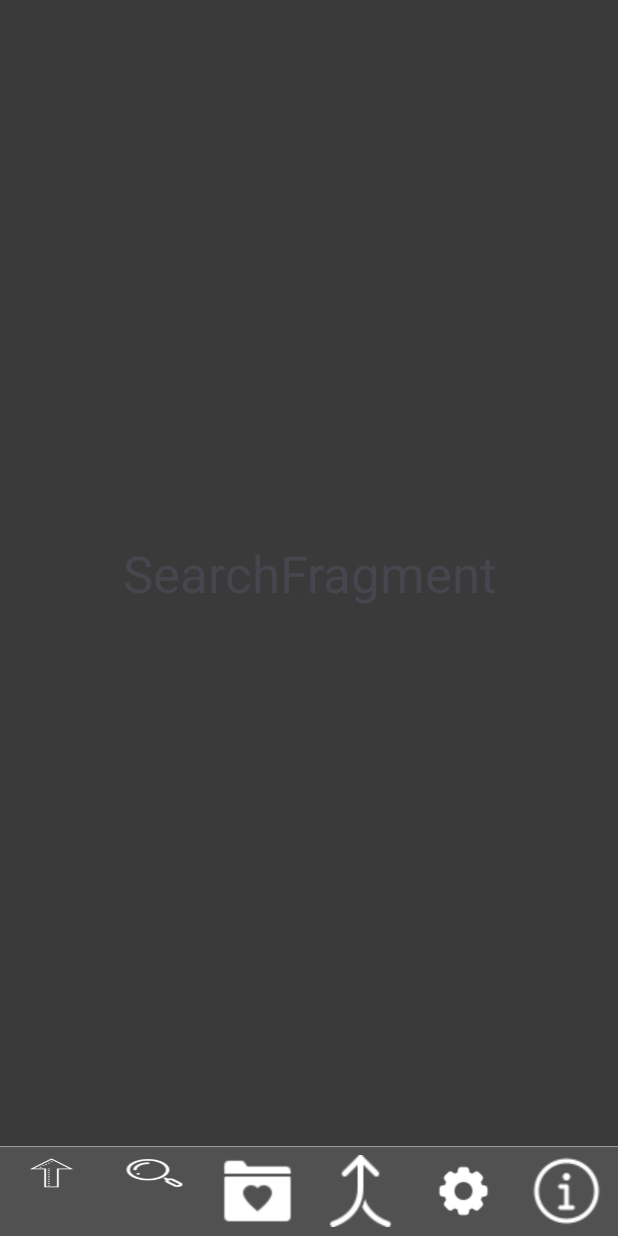
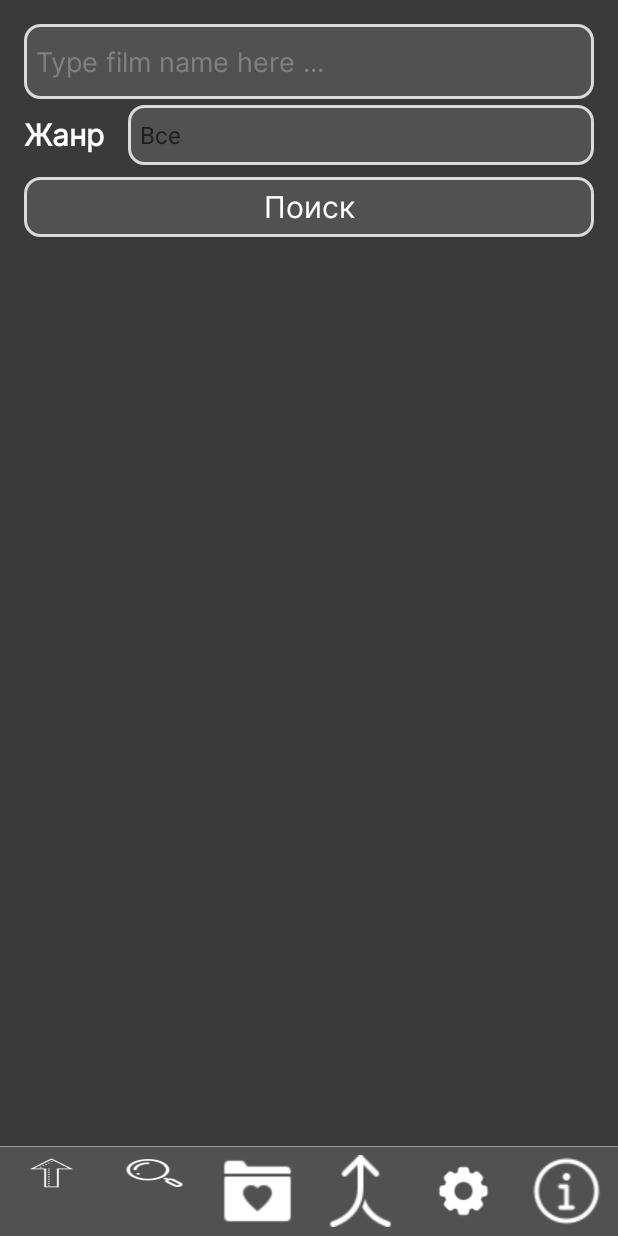
Before and after one commit to RecoNike/FilMaster, an Android app: the screen it shows after launch (MainActivity), after a tap on an icon or button, on a phone screen of 412 x 824 dp. Run offline under Robolectric (Android 15) with nearby library versions, the phone set to English and light mode, and no system bars; our stand-ins replace Volley; network calls fail; pictures from the network do not load; 1 other tap on this screen came first.

```diff
--- a/app/src/main/res/layout/fragment_search.xml
+++ b/app/src/main/res/layout/fragment_search.xml
@@ -1,16 +1,81 @@
 <?xml version="1.0" encoding="utf-8"?>
-<FrameLayout xmlns:android="http://schemas.android.com/apk/res/android"
+<androidx.constraintlayout.widget.ConstraintLayout xmlns:android="http://schemas.android.com/apk/res/android"
+    xmlns:app="http://schemas.android.com/apk/res-auto"
     xmlns:tools="http://schemas.android.com/tools"
+    android:id="@+id/frameLayout"
     android:layout_width="match_parent"
     android:layout_height="match_parent"
+    android:background="@drawable/transparent_bg"
     tools:context=".Fragments.SearchFragment">
 
-    <!-- TODO: Update blank fragment layout -->
+    <androidx.recyclerview.widget.RecyclerView
+        android:layout_width="0dp"
+        android:layout_height="0dp"
+        app:layout_constraintBottom_toBottomOf="parent"
+        app:layout_constraintEnd_toEndOf="parent"
+        app:layout_constraintStart_toStartOf="parent" />
+
+    <EditText
+        android:id="@+id/editTextText"
+        android:layout_width="0dp"
+        android:layout_height="50dp"
+        android:layout_marginStart="16dp"
+        android:layout_marginTop="16dp"
+        android:layout_marginEnd="16dp"
+        android:background="@drawable/search_bar_background"
+        android:ems="10"
+        android:fontFamily="@font/inter"
+        android:hint="Type film name here ..."
+        android:inputType="text"
+        android:paddingHorizontal="8dp"
+        android:textColor="@color/white"
+        android:textColorHint="#808080"
+        app:layout_constraintEnd_toEndOf="parent"
+        app:layout_constraintStart_toStartOf="parent"
+        app:layout_constraintTop_toTopOf="parent" />
+
+    <Spinner
+        android:id="@+id/spinner"
+        android:layout_width="0dp"
+        android:layout_height="40dp"
+        android:layout_marginStart="16dp"
+        android:layout_marginTop="4dp"
+        android:layout_marginEnd="16dp"
+        android:background="@drawable/search_bar_background"
+        android:entries="@array/genres"
+        android:spinnerMode="dialog"
+        app:layout_constraintEnd_toEndOf="parent"
+        app:layout_constraintStart_toEndOf="@+id/textView2"
+        app:layout_constraintTop_toBottomOf="@+id/editTextText" />
+
     <TextView
-        android:layout_width="match_parent"
-        android:layout_height="match_parent"
+        android:id="@+id/textView2"
+        android:layout_width="wrap_content"
+        android:layout_height="40dp"
+        android:layout_marginStart="16dp"
+        android:layout_marginTop="4dp"
+        android:fontFamily="@font/inter"
+        android:gravity="center_vertical"
+        android:text="Жанр"
+        android:textColor="@color/white"
+        android:textSize="20sp"
+        android:textStyle="bold"
+        app:layout_constraintStart_toStartOf="parent"
+        app:layout_constraintTop_toBottomOf="@+id/editTextText" />
+
+    <TextView
+        android:id="@+id/textView3"
+        android:layout_width="0dp"
+        android:layout_height="40dp"
+        android:layout_marginTop="8dp"
+        android:background="@drawable/search_bar_background"
+        android:fontFamily="@font/inter"
         android:gravity="center"
-        android:text="SearchFragment"
-        android:textSize="34sp" />
+        android:text="Поиск"
+        android:textColor="@color/white"
+        android:textSize="20sp"
+        app:layout_constraintEnd_toEndOf="@+id/spinner"
+        app:layout_constraintStart_toStartOf="@+id/textView2"
+        app:layout_constraintTop_toBottomOf="@+id/spinner" />
 
-</FrameLayout>
+</androidx.constraintlayout.widget.ConstraintLayout>
```
